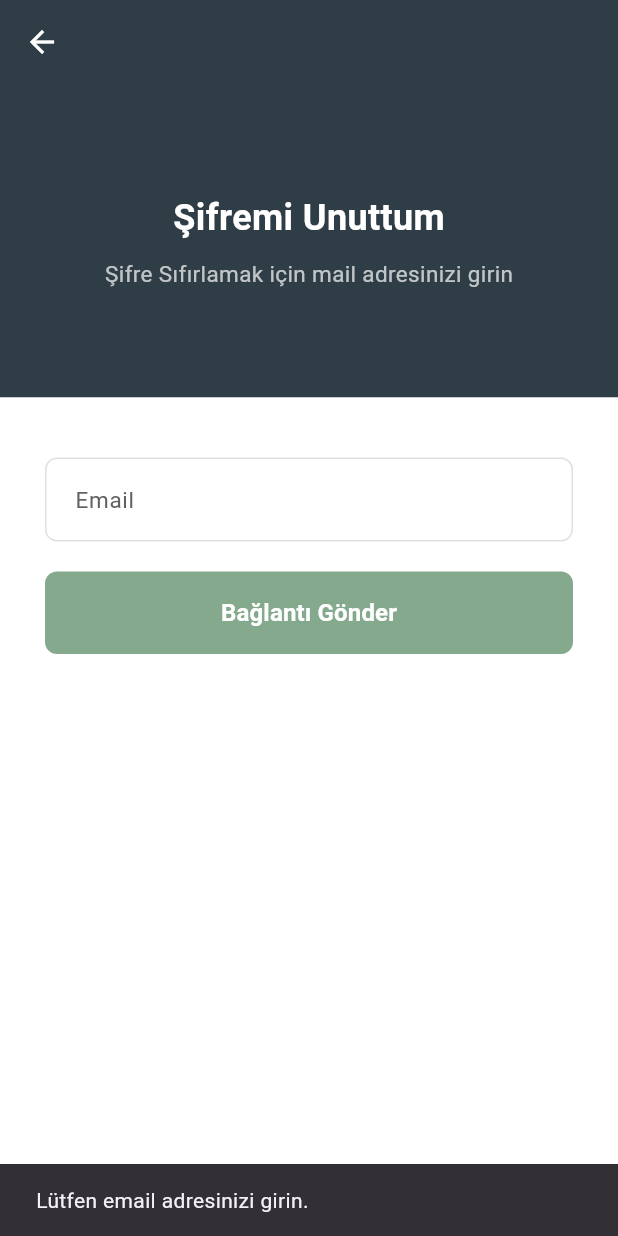
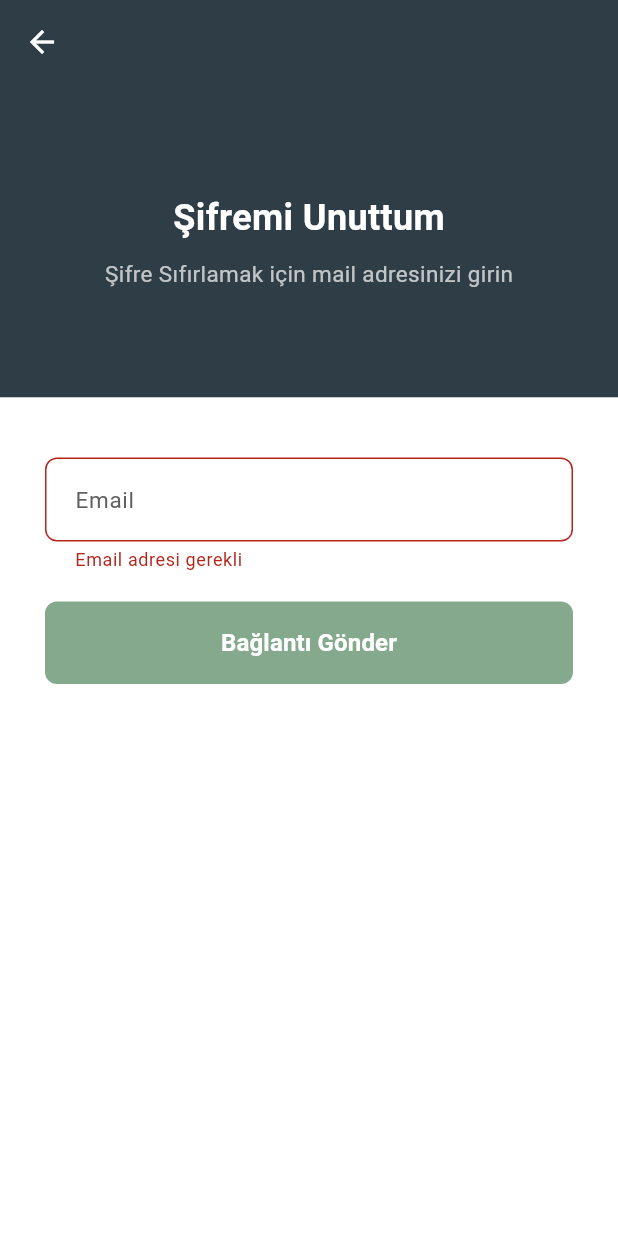
Before and after one commit to ricoglr/Linkup_Demo, a Flutter app: the ForgotPasswordScreen screen opened directly, after a tap on "Bağlantı Gönder", on a phone screen of 412 x 824 dp. Run offline on Flutter 3.47's test engine with Material 3 defaults, Android fonts, the phone set to English and light mode, and no system bars; our stand-ins replace image_picker.

Commit message:
Forgot Password page updated: UI improvements and bug fixes

```diff
--- a/lib/screens/forgot_password_screen.dart
+++ b/lib/screens/forgot_password_screen.dart
@@ -5,8 +5,22 @@ import 'package:linkup/widgets/custom__textfield.dart';
 class ForgotPasswordScreen extends StatelessWidget {
   ForgotPasswordScreen({super.key});
 
+  // Form anahtarı ile form doğrulama kontrolü
+  final _formKey = GlobalKey<FormState>();
   // Email TextField için controller
   final TextEditingController emailController = TextEditingController();
+
+  String? _handleEmail(String? value) {
+    if (value == null || value.isEmpty) {
+      return 'Email adresi gerekli';
+    }
+
+    final regex = RegExp(r'^[a-zA-Z0-9._%+-]+@[a-zA-Z0-9.-]+\.[a-zA-Z]{2,}$');
+    if (!regex.hasMatch(value)) {
+      return 'Geçerli bir email adresi girin';
+    }
+    return null;
+  }
 
   @override
   Widget build(BuildContext context) {
@@ -20,7 +34,7 @@ class ForgotPasswordScreen extends StatelessWidget {
           ),
           onPressed: () {
             // Geri butonuna basıldığında LoginScreen'e yönlendirme
-            Navigator.push(context,
+            Navigator.pushReplacement(context,
                 MaterialPageRoute(builder: (context) => LoginScreen()));
           },
         ),
@@ -66,6 +80,8 @@ class ForgotPasswordScreen extends StatelessWidget {
                 color: Colors.white,
               ),
               child: SingleChildScrollView(
+                child: Form(
+                  key: _formKey,
                   child: Column(
                     crossAxisAlignment: CrossAxisAlignment.stretch,
                     children: [
@@ -75,30 +91,13 @@ class ForgotPasswordScreen extends StatelessWidget {
                         controller: emailController,
                         labelText: 'Email',
                         hintText: 'mail@example.com',
-                      validator: (value) {
-                        if (value == null || value.isEmpty) {
-                          return 'Email adresi gerekli';
-                        }
-                        if (!value.contains('@')) {
-                          return 'Geçerli bir email adresi girin';
-                        }
-                        return null;
-                      },
+                        validator: _handleEmail,
                       ),
                       const SizedBox(height: 20),
                       // Bağlantı gönder butonu
                       ElevatedButton(
                         onPressed: () {
-                        if (emailController.text.isEmpty ||
-                            !emailController.text.contains('@')) {
-                          // Email boş bırakılmışsa kullanıcıya hata göster
-                          ScaffoldMessenger.of(context).showSnackBar(
-                            const SnackBar(
-                              content: Text('Lütfen email adresinizi girin.'),
-                            ),
-                          );
-                          return;
-                        }
+                          if (_formKey.currentState?.validate() ?? false) {
                             // Şifre sıfırlama bağlantısı gönderme işlemi simüle edilir
                             showModalBottomSheet(
                               context: context,
@@ -139,20 +138,23 @@ class ForgotPasswordScreen extends StatelessWidget {
                                       width: double.infinity,
                                       child: ElevatedButton(
                                         onPressed: () {
-                                      // Kullanıcıyı LoginScreen'e yönlendirme
-                                      Navigator.push(
+                                          Navigator.pushAndRemoveUntil(
                                             context,
                                             MaterialPageRoute(
                                                 builder: (context) =>
-                                                  LoginScreen()));
+                                                    LoginScreen()),
+                                            (route) => false,
+                                          );
                                         },
                                         style: ElevatedButton.styleFrom(
-                                      backgroundColor: const Color(0xFF84A98C),
+                                          backgroundColor:
+                                              const Color(0xFF84A98C),
                                           foregroundColor: Colors.white,
                                           padding: const EdgeInsets.symmetric(
                                               vertical: 16),
                                           shape: RoundedRectangleBorder(
-                                        borderRadius: BorderRadius.circular(8),
+                                            borderRadius:
+                                                BorderRadius.circular(8),
                                           ),
                                           elevation: 0,
                                         ),
@@ -169,6 +171,7 @@ class ForgotPasswordScreen extends StatelessWidget {
                                 ),
                               ),
                             );
+                          }
                         },
                         style: ElevatedButton.styleFrom(
                           backgroundColor: const Color(0xFF84A98C),
@@ -192,6 +195,7 @@ class ForgotPasswordScreen extends StatelessWidget {
                   ),
                 ),
               ),
+            ),
           )
         ],
       ),
```
Lines whose indentation alone changed are shown as unchanged.
